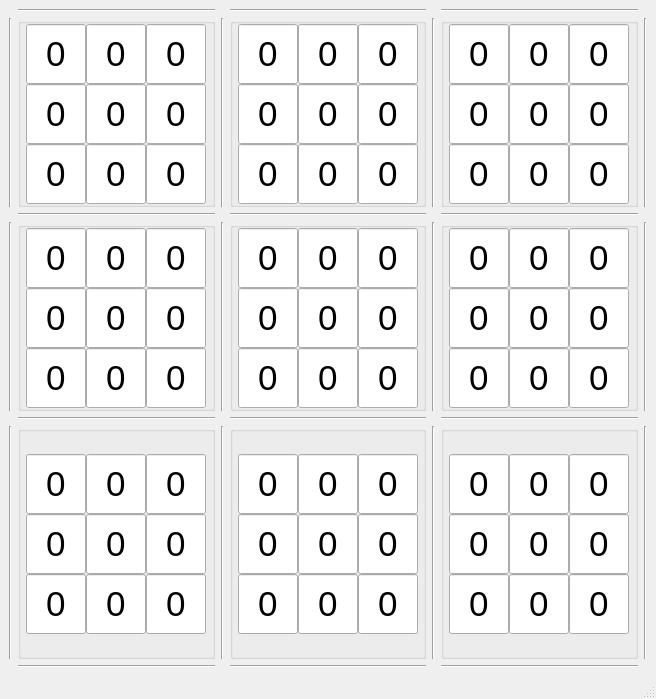
Old version of the form ui/main.ui in the repository MohammadNPak/SudokuSolver.
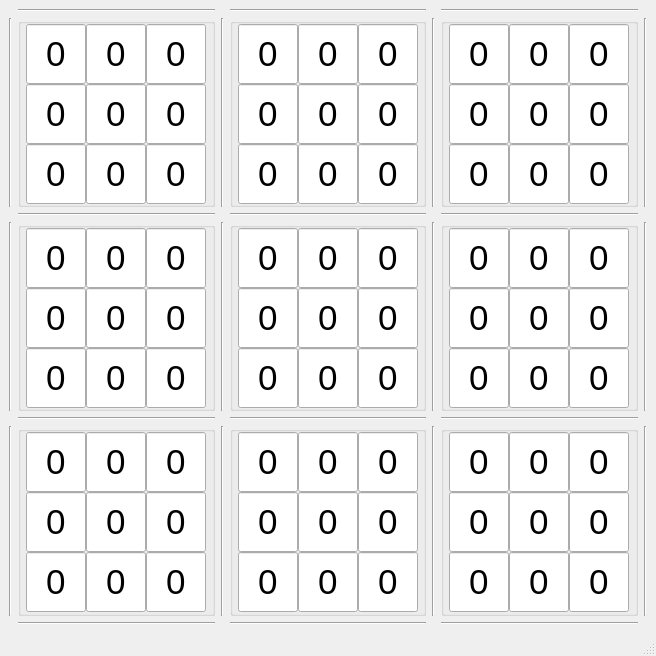
New version of the form.

Commit message: add front end html

Patch:
```diff
--- a/ui/main.ui
+++ b/ui/main.ui
@@ -7,7 +7,7 @@
     <x>0</x>
     <y>0</y>
     <width>656</width>
-    <height>699</height>
+    <height>656</height>
    </rect>
   </property>
   <property name="minimumSize">
```
